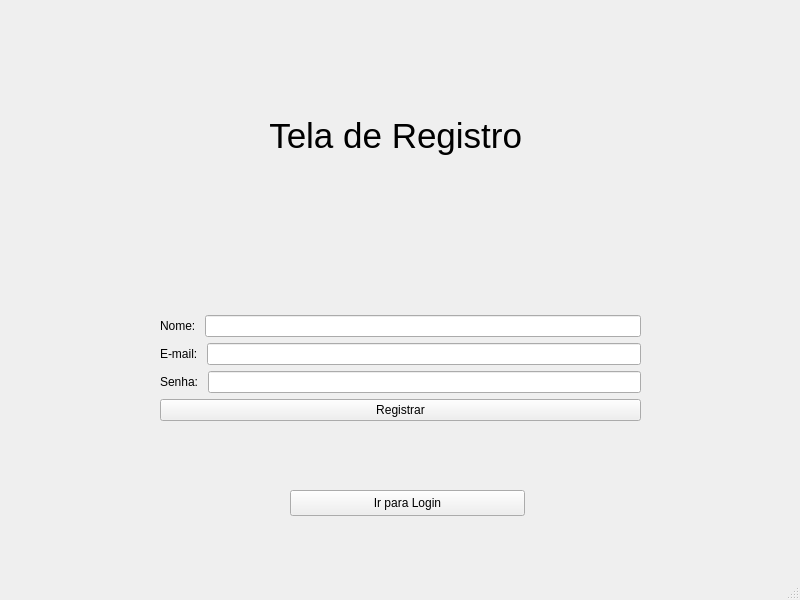
WeslleyMarcelo14/poo2_climatech, file registerwindow.ui: the form before one commit.
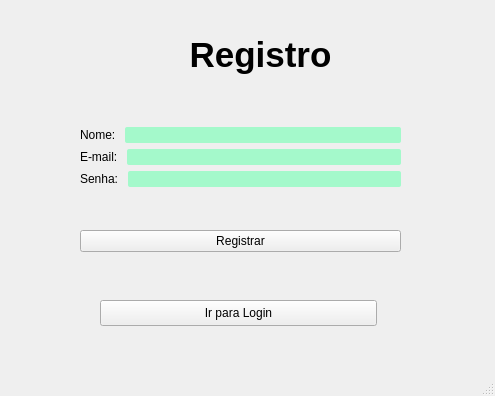
The form after the commit. Icons and pictures are not drawn.

The edit to the form file:
```diff
--- a/registerwindow.ui
+++ b/registerwindow.ui
@@ -6,8 +6,8 @@
    <rect>
     <x>0</x>
     <y>0</y>
-    <width>800</width>
-    <height>600</height>
+    <width>495</width>
+    <height>396</height>
    </rect>
   </property>
   <property name="windowTitle">
@@ -17,9 +17,9 @@
    <widget class="QPushButton" name="pushButton_irparalogin">
     <property name="geometry">
      <rect>
-      <x>290</x>
-      <y>490</y>
-      <width>235</width>
+      <x>100</x>
+      <y>300</y>
+      <width>277</width>
       <height>26</height>
      </rect>
     </property>
@@ -30,56 +30,68 @@
    <widget class="QWidget" name="layoutWidget">
     <property name="geometry">
      <rect>
-      <x>160</x>
-      <y>0</y>
-      <width>481</width>
-      <height>421</height>
+      <x>80</x>
+      <y>90</y>
+      <width>321</width>
+      <height>201</height>
      </rect>
     </property>
     <layout class="QVBoxLayout" name="verticalLayout_3">
      <item>
-      <widget class="QLabel" name="label">
-       <property name="text">
-        <string>&lt;html&gt;&lt;head/&gt;&lt;body&gt;&lt;p align=&quot;center&quot;&gt;&lt;span style=&quot; font-size:26pt;&quot;&gt;Tela de Registro &lt;/span&gt;&lt;/p&gt;&lt;h2 align=&quot;center&quot; style=&quot;-qt-paragraph-type:empty; margin-top:16px; margin-bottom:12px; margin-left:0px; margin-right:0px; -qt-block-indent:0; text-indent:0px; font-size:26pt; font-weight:700;&quot;&gt;&lt;br/&gt;&lt;/h2&gt;&lt;/body&gt;&lt;/html&gt;</string>
-       </property>
-      </widget>
-     </item>
-     <item>
-      <layout class="QVBoxLayout" name="verticalLayout_2">
-       <item>
-        <layout class="QVBoxLayout" name="verticalLayout">
-         <item>
-          <layout class="QHBoxLayout" name="horizontalLayout">
-           <item>
-            <widget class="QLabel" name="label_nome">
-             <property name="text">
-              <string>Nome: </string>
-             </property>
-            </widget>
-           </item>
-           <item>
-            <widget class="QLineEdit" name="lineEdit_nome"/>
-           </item>
-          </layout>
-         </item>
+      <layout class="QVBoxLayout" name="verticalLayout_6">
          <item>
           <layout class="QHBoxLayout" name="horizontalLayout_2">
            <item>
+          <widget class="QLabel" name="label_email_3">
+           <property name="styleSheet">
+            <string notr="true"/>
+           </property>
+           <property name="text">
+            <string>Nome: </string>
+           </property>
+          </widget>
+         </item>
+         <item>
+          <widget class="QLineEdit" name="lineEdit_nome">
+           <property name="styleSheet">
+            <string notr="true">background-color: rgb(164, 249, 203);
+border-radius: 2px;
+color:black;</string>
+           </property>
+          </widget>
+         </item>
+        </layout>
+       </item>
+       <item>
+        <layout class="QHBoxLayout" name="horizontalLayout_7">
+         <item>
             <widget class="QLabel" name="label_email">
+           <property name="styleSheet">
+            <string notr="true"/>
+           </property>
              <property name="text">
               <string>E-mail: </string>
              </property>
             </widget>
            </item>
            <item>
-            <widget class="QLineEdit" name="lineEdit_email"/>
+          <widget class="QLineEdit" name="lineEdit_email">
+           <property name="styleSheet">
+            <string notr="true">background-color: rgb(164, 249, 203);
+border-radius: 2px;
+color:black;</string>
+           </property>
+          </widget>
            </item>
           </layout>
          </item>
          <item>
-          <layout class="QHBoxLayout" name="horizontalLayout_3">
+        <layout class="QHBoxLayout" name="horizontalLayout_8">
            <item>
             <widget class="QLabel" name="label_senha">
+           <property name="styleSheet">
+            <string notr="true"/>
+           </property>
              <property name="text">
               <string>Senha: </string>
              </property>
@@ -87,6 +99,14 @@
            </item>
            <item>
             <widget class="QLineEdit" name="lineEdit_senha">
+           <property name="styleSheet">
+            <string notr="true">background-color: rgb(164, 249, 203);
+border-radius: 2px;
+color:black;</string>
+           </property>
+           <property name="text">
+            <string/>
+           </property>
              <property name="echoMode">
               <enum>QLineEdit::EchoMode::Password</enum>
              </property>
@@ -96,31 +116,53 @@
          </item>
         </layout>
        </item>
-      </layout>
-     </item>
-     <item>
-      <layout class="QHBoxLayout" name="horizontalLayout_4">
        <item>
         <widget class="QPushButton" name="pushButton_registro">
+       <property name="styleSheet">
+        <string notr="true"/>
+       </property>
          <property name="text">
           <string>Registrar</string>
          </property>
         </widget>
        </item>
       </layout>
-     </item>
-    </layout>
    </widget>
-  </widget>
-  <widget class="QMenuBar" name="menubar">
+   <widget class="QLabel" name="label_login">
+    <property name="geometry">
+     <rect>
+      <x>90</x>
+      <y>20</y>
+      <width>341</width>
+      <height>71</height>
+     </rect>
+    </property>
+    <property name="styleSheet">
+     <string notr="true"/>
+    </property>
+    <property name="text">
+     <string>&lt;html&gt;&lt;head/&gt;&lt;body&gt;&lt;p align=&quot;center&quot;&gt;&lt;span style=&quot; font-size:26pt; font-weight:700;&quot;&gt;Registro&lt;/span&gt;&lt;/p&gt;&lt;/body&gt;&lt;/html&gt;</string>
+    </property>
+   </widget>
+   <widget class="QLabel" name="label">
    <property name="geometry">
     <rect>
-     <x>0</x>
-     <y>0</y>
-     <width>800</width>
-     <height>25</height>
-    </rect>
-   </property>
+      <x>100</x>
+      <y>10</y>
+      <width>91</width>
+      <height>111</height>
+     </rect>
+    </property>
+    <property name="text">
+     <string/>
+    </property>
+    <property name="pixmap">
+     <pixmap resource="resources.qrc">:/resource/resource/logo.png</pixmap>
+    </property>
+    <property name="scaledContents">
+     <bool>true</bool>
+    </property>
+   </widget>
   </widget>
   <widget class="QStatusBar" name="statusbar"/>
  </widget>
```
Left out of the diff: 8 changed lines with no effect on the pictures. Lines whose indentation alone changed are shown as unchanged.
